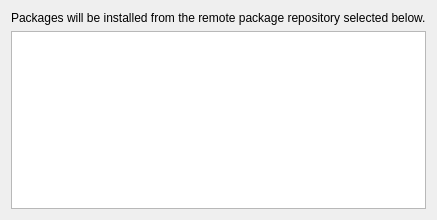
Old version of the form Libraries/MiKTeX/UI/Qt/SiteWizRemote.ui in the repository MiKTeX/miktex.
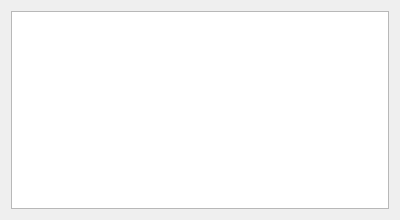
New version of the form.

```diff
--- a/Libraries/MiKTeX/UI/Qt/SiteWizRemote.ui
+++ b/Libraries/MiKTeX/UI/Qt/SiteWizRemote.ui
@@ -13,23 +13,13 @@
   <property name="title" >
    <string>Remote Package Repository</string>
   </property>
-  <property name="subTitle" >
-   <string>Packages will be installed from the Internet. Choose a remote package repository.</string>
+  <property name="subTitle">
+   <string>For easy selection, the repository list is sorted by network proximity.</string>
   </property>
   <layout class="QVBoxLayout" >
    <item>
-    <widget class="QLabel" name="label" >
-     <property name="text" >
-      <string>Packages will be installed from the remote package repository selected below.</string>
-     </property>
-     <property name="buddy" >
-      <cstring>treeView</cstring>
-     </property>
-    </widget>
-   </item>
-   <item>
-    <widget class="QTreeView" name="treeView" >
-     <property name="rootIsDecorated" >
+    <widget class="QTreeView" name="treeView">
+     <property name="rootIsDecorated">
       <bool>false</bool>
      </property>
      <property name="sortingEnabled" >
```
Left out of the diff: 13 changed lines with no effect on the pictures.
